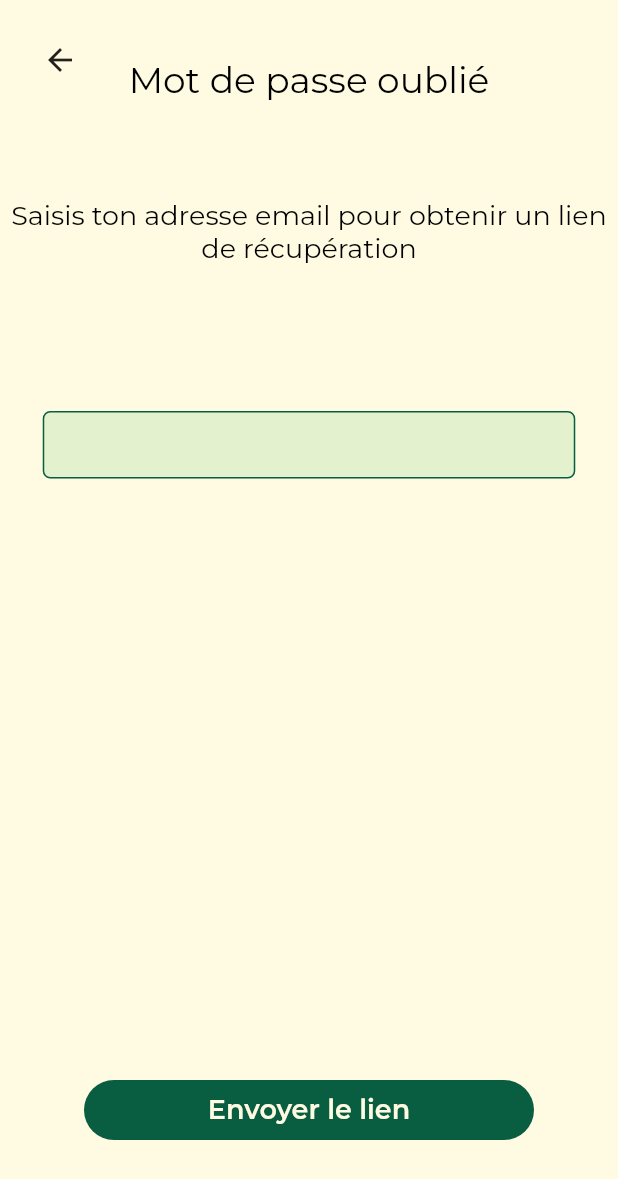
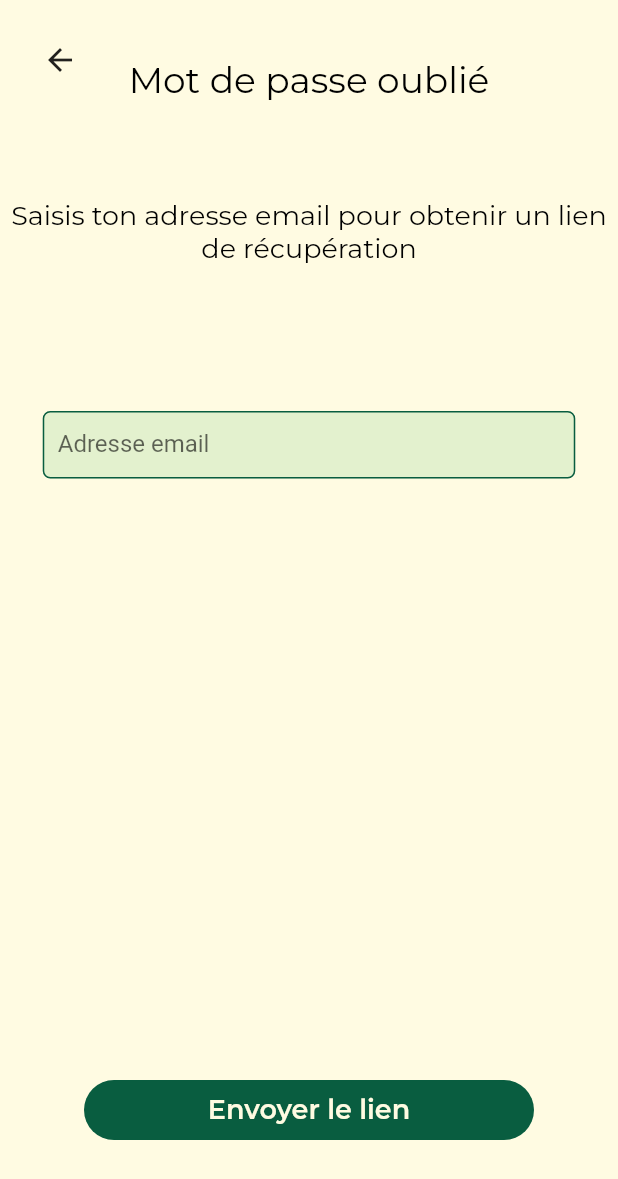
Before and after one commit to Local-Toi/LocalEtToi, a Flutter app: the ForgotPasswordPage screen opened directly, on a phone screen of 412 x 824 dp. Shown: the top 1179 px of the screen. Run offline on Flutter 3.47's test engine with Material 2 defaults, Android fonts, the phone set to English and light mode, and no system bars; our stand-ins replace bloc, cloud_firestore, dio, email_validator, equatable, firebase_auth and 3 more; missing offline and left inert: flutter_osm_plugin; accounts and stored records are empty.

Commit message:
feat: change GreenInput... to TextField (test)

```diff
--- a/lib/screens/authentication/forgot_password.dart
+++ b/lib/screens/authentication/forgot_password.dart
@@ -125,6 +125,7 @@ class _ForgotPasswordPageState extends State<ForgotPasswordPage> {
                                   ),
                                   contentPadding: const EdgeInsets.symmetric(horizontal: 10),
                                   border: InputBorder.none,
+                                  labelText: 'Adresse email',
                                 ),
                               ),
                             ),
```
